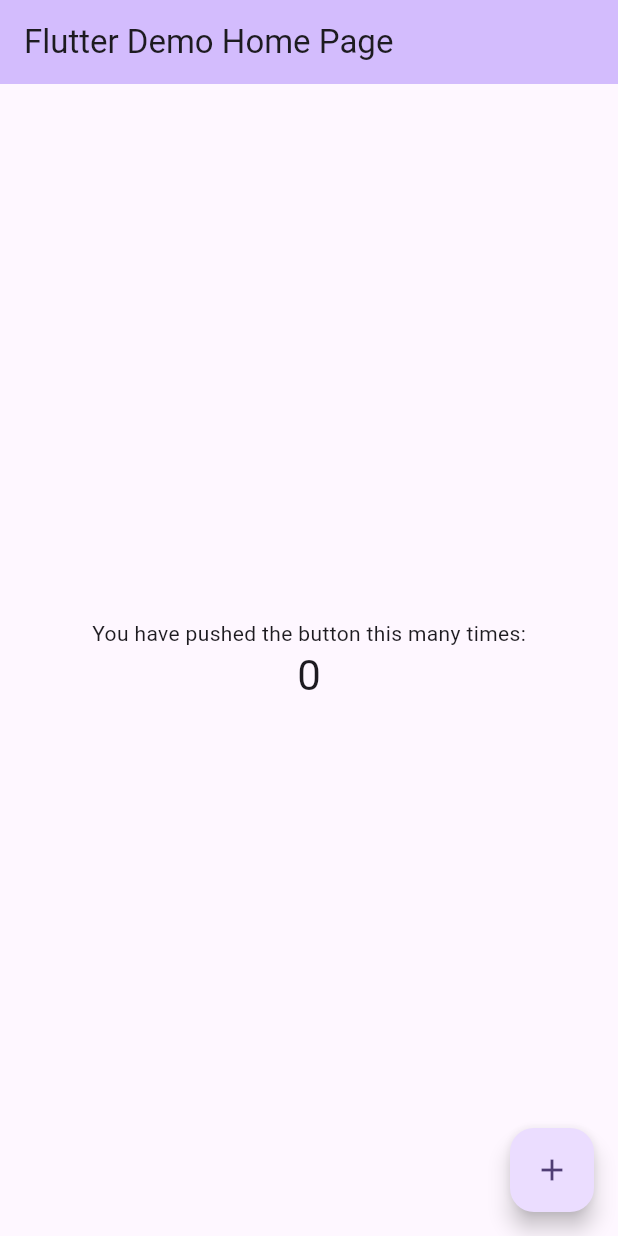
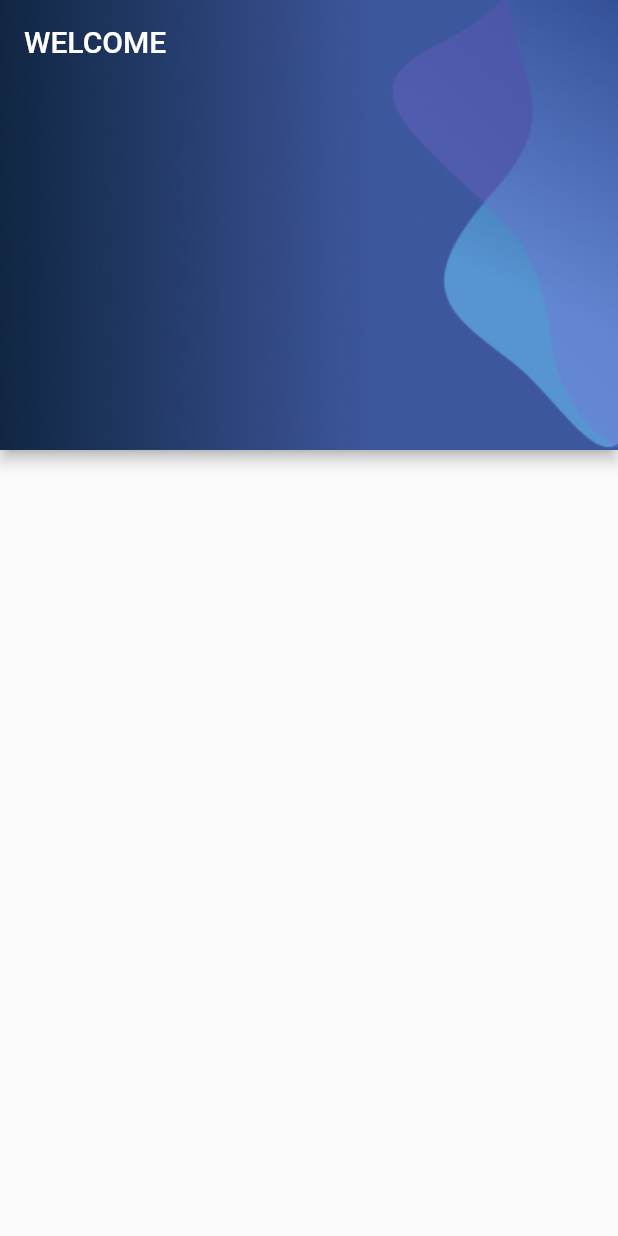
Before and after one commit to Broadway-Communications/Flutter-Application, a Flutter app: the screen it shows after launch, on a phone screen of 412 x 824 dp. Run offline on Flutter 3.47's test engine with Material 2 defaults, Android fonts, the phone set to English and light mode, and no system bars.

Commit message:
WIP: AppBar

```diff
--- /dev/null
+++ b/lib/app/views/hompage.dart
@@ -0,0 +1,32 @@
+import 'package:flutter/material.dart';
+
+class HomePage extends StatefulWidget {
+  const HomePage({super.key});
+
+  @override
+  State<StatefulWidget> createState() => _HomePage();
+}
+
+class _HomePage extends State<HomePage> {
+  @override
+  Widget build(BuildContext context) {
+    return MaterialApp(
+      home: SafeArea(
+        child: Scaffold(
+          appBar: PreferredSize(
+            preferredSize: Size.fromHeight(300),
+            child: AppBar(
+              title: Text("WELCOME"),
+              flexibleSpace: Container(
+                decoration: const BoxDecoration(
+                  image: DecorationImage(
+                      image: AssetImage('assets/appbar.jpg'), fit: BoxFit.fill),
+                ),
+              ),
+            ),
+          ),
+        ),
+      ),
+    );
+  }
+}
--- a/lib/main.dart
+++ b/lib/main.dart
@@ -1,125 +1,7 @@
 import 'package:flutter/material.dart';
+import 'package:unicorn/app/views/hompage.dart';
+
 
 void main() {
-  runApp(const MyApp());
+  runApp(const HomePage());
 }
-
-class MyApp extends StatelessWidget {
-  const MyApp({super.key});
-
-  // This widget is the root of your application.
-  @override
-  Widget build(BuildContext context) {
-    return MaterialApp(
-      title: 'Flutter Demo',
-      theme: ThemeData(
-        // This is the theme of your application.
-        //
-        // TRY THIS: Try running your application with "flutter run". You'll see
-        // the application has a blue toolbar. Then, without quitting the app,
-        // try changing the seedColor in the colorScheme below to Colors.green
-        // and then invoke "hot reload" (save your changes or press the "hot
-        // reload" button in a Flutter-supported IDE, or press "r" if you used
-        // the command line to start the app).
-        //
-        // Notice that the counter didn't reset back to zero; the application
-        // state is not lost during the reload. To reset the state, use hot
-        // restart instead.
-        //
-        // This works for code too, not just values: Most code changes can be
-        // tested with just a hot reload.
-        colorScheme: ColorScheme.fromSeed(seedColor: Colors.deepPurple),
-        useMaterial3: true,
-      ),
-      home: const MyHomePage(title: 'Flutter Demo Home Page'),
-    );
-  }
-}
-
-class MyHomePage extends StatefulWidget {
-  const MyHomePage({super.key, required this.title});
-
-  // This widget is the home page of your application. It is stateful, meaning
-  // that it has a State object (defined below) that contains fields that affect
-  // how it looks.
-
-  // This class is the configuration for the state. It holds the values (in this
-  // case the title) provided by the parent (in this case the App widget) and
-  // used by the build method of the State. Fields in a Widget subclass are
-  // always marked "final".
-
-  final String title;
-
-  @override
-  State<MyHomePage> createState() => _MyHomePageState();
-}
-
-class _MyHomePageState extends State<MyHomePage> {
-  int _counter = 0;
-
-  void _incrementCounter() {
-    setState(() {
-      // This call to setState tells the Flutter framework that something has
-      // changed in this State, which causes it to rerun the build method below
-      // so that the display can reflect the updated values. If we changed
-      // _counter without calling setState(), then the build method would not be
-      // called again, and so nothing would appear to happen.
-      _counter++;
-    });
-  }
-
-  @override
-  Widget build(BuildContext context) {
-    // This method is rerun every time setState is called, for instance as done
-    // by the _incrementCounter method above.
-    //
-    // The Flutter framework has been optimized to make rerunning build methods
-    // fast, so that you can just rebuild anything that needs updating rather
-    // than having to individually change instances of widgets.
-    return Scaffold(
-      appBar: AppBar(
-        // TRY THIS: Try changing the color here to a specific color (to
-        // Colors.amber, perhaps?) and trigger a hot reload to see the AppBar
-        // change color while the other colors stay the same.
-        backgroundColor: Theme.of(context).colorScheme.inversePrimary,
-        // Here we take the value from the MyHomePage object that was created by
-        // the App.build method, and use it to set our appbar title.
-        title: Text(widget.title),
-      ),
-      body: Center(
-        // Center is a layout widget. It takes a single child and positions it
-        // in the middle of the parent.
-        child: Column(
-          // Column is also a layout widget. It takes a list of children and
-          // arranges them vertically. By default, it sizes itself to fit its
-          // children horizontally, and tries to be as tall as its parent.
-          //
-          // Column has various properties to control how it sizes itself and
-          // how it positions its children. Here we use mainAxisAlignment to
-          // center the children vertically; the main axis here is the vertical
-          // axis because Columns are vertical (the cross axis would be
-          // horizontal).
-          //
-          // TRY THIS: Invoke "debug painting" (choose the "Toggle Debug Paint"
-          // action in the IDE, or press "p" in the console), to see the
-          // wireframe for each widget.
-          mainAxisAlignment: MainAxisAlignment.center,
-          children: <Widget>[
-            const Text(
-              'You have pushed the button this many times:',
-            ),
-            Text(
-              '$_counter',
-              style: Theme.of(context).textTheme.headlineMedium,
-            ),
-          ],
-        ),
-      ),
-      floatingActionButton: FloatingActionButton(
-        onPressed: _incrementCounter,
-        tooltip: 'Increment',
-        child: const Icon(Icons.add),
-      ), // This trailing comma makes auto-formatting nicer for build methods.
-    );
-  }
-}
--- a/pubspec.yaml
+++ b/pubspec.yaml
@@ -59,9 +59,8 @@ flutter:
   uses-material-design: true
 
   # To add assets to your application, add an assets section, like this:
-  # assets:
-  #   - images/a_dot_burr.jpeg
-  #   - images/a_dot_ham.jpeg
+  assets:
+    - assets/
 
   # An image asset can refer to one or more resolution-specific "variants", see
   # https://flutter.dev/assets-and-images/#resolution-aware
```
Also changed, not shown: assets/appbar.jpg (added), 1 other file.
